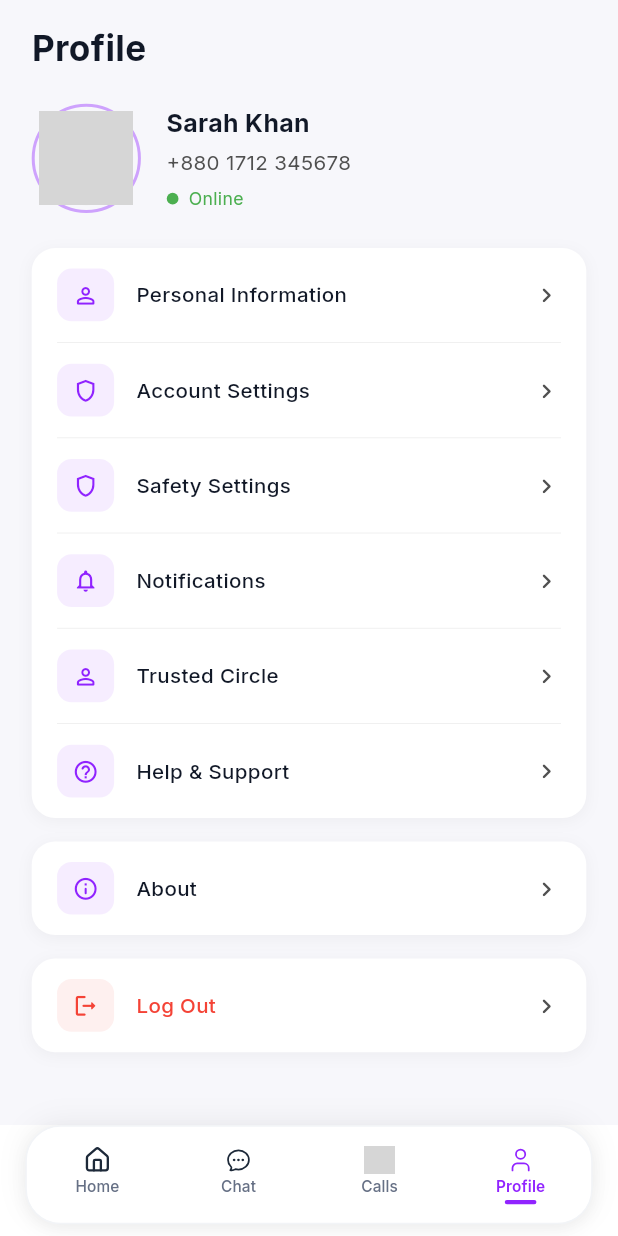
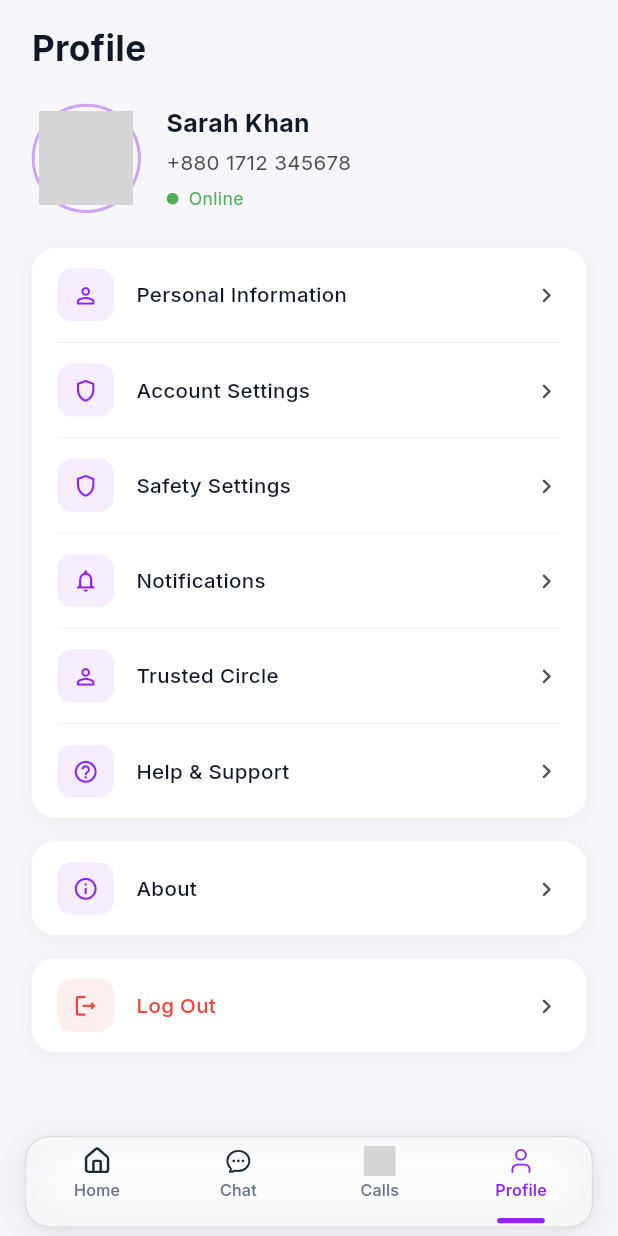
Before and after one commit to SabbirMo/iWitnez, a Flutter app: the ProfileScreen screen opened by its route, on a phone screen of 412 x 824 dp. Run offline on Flutter 3.47's test engine with Material 3 defaults, Android fonts, the phone set to English and light mode, and no system bars; our stand-ins replace audioplayers, camera, emoji_picker_flutter, flutter_riverpod, flutter_screenutil, flutter_svg and 8 more; network calls fail; grey boxes are pictures that could not be loaded.

Commit message:
bottom navbar optimize

```diff
--- a/lib/core/widgets/app_shell_scaffold.dart
+++ b/lib/core/widgets/app_shell_scaffold.dart
@@ -1,3 +1,5 @@
+import 'dart:ui';
+
 import 'package:flutter/material.dart';
 import 'package:flutter_screenutil/flutter_screenutil.dart';
 import 'package:flutter_svg/flutter_svg.dart';
@@ -21,11 +23,13 @@ class AppShellScaffold extends StatelessWidget {
   @override
   Widget build(BuildContext context) {
     return Scaffold(
+      extendBody: true,
+      backgroundColor: Colors.transparent,
       body: navigationShell,
       bottomNavigationBar: SafeArea(
         top: false,
         child: Padding(
-          padding: EdgeInsets.fromLTRB(16.w, 0, 16.w, 8.h),
+          padding: EdgeInsets.fromLTRB(16.w, 0, 16.w, 6.h),
           child: _FloatingNavBar(
             currentIndex: navigationShell.currentIndex,
             onTap: (index) => _goBranch(index),
@@ -112,29 +116,39 @@ class _FloatingNavBar extends StatelessWidget {
             ),
           ];
 
+    final borderRadius = BorderRadius.circular(16.r);
+
     return Container(
       width: double.infinity,
-      height: 66,
+      height: 62.h,
       decoration: BoxDecoration(
-        color: AppColors.white,
-        borderRadius: BorderRadius.circular(24.r),
-        border: Border.all(color: const Color(0xFFF2F4F7), width: 1.0),
+        color: AppColors.white.withValues(alpha: 0.94),
+        borderRadius: borderRadius,
+        border: Border.all(
+          color: const Color(0xff000000).withValues(alpha: 0.15),
+          width: 0.7,
+        ),
         boxShadow: [
           BoxShadow(
-            color: Colors.black.withValues(alpha: 0.06),
-            blurRadius: 16,
-            offset: const Offset(0, -2),
+            color: Colors.black.withValues(alpha: 0.08),
+            blurRadius: 20,
+            offset: const Offset(0, 4),
             spreadRadius: 0,
           ),
           BoxShadow(
-            color: Colors.black.withValues(alpha: 0.04),
-            blurRadius: 8,
-            offset: const Offset(0, 4),
+            color: Colors.black.withValues(alpha: 0.03),
+            blurRadius: 6,
+            offset: const Offset(0, 1),
             spreadRadius: 0,
           ),
         ],
       ),
+      child: ClipRRect(
+        borderRadius: borderRadius,
+        child: BackdropFilter(
+          filter: ImageFilter.blur(sigmaX: 15, sigmaY: 15),
           child: Row(
+            crossAxisAlignment: CrossAxisAlignment.stretch,
             children: [
               for (final item in items)
                 Expanded(
@@ -148,6 +162,8 @@ class _FloatingNavBar extends StatelessWidget {
                   ),
                 ),
             ],
+          ),
+        ),
       ),
     );
   }
@@ -193,27 +209,22 @@ class _NavItem extends StatelessWidget {
       splashFactory: NoSplash.splashFactory,
       highlightColor: Colors.transparent,
       hoverColor: Colors.transparent,
-      borderRadius: BorderRadius.circular(24.r),
-      child: Padding(
-        padding: EdgeInsets.symmetric(vertical: 4.h),
       child: Column(
-          mainAxisAlignment: MainAxisAlignment.center,
-          mainAxisSize: MainAxisSize.min,
-          crossAxisAlignment: CrossAxisAlignment.center,
         children: [
+          SizedBox(height: 5.h),
           // ── SVG Icon ──
           SizedBox(
-              width: 20.w,
-              height: 20.h,
+            width: 22.w,
+            height: 22.h,
             child: Center(
               child: SvgPicture.asset(
                 spec.svgPath,
-                  width: 19.w,
-                  height: 19.h,
+                width: 20.w,
+                height: 20.h,
                 fit: BoxFit.contain,
                 colorFilter: ColorFilter.mode(iconColor, BlendMode.srcIn),
                 placeholderBuilder: (context) =>
-                      SizedBox(width: 19.w, height: 19.h),
+                    SizedBox(width: 20.w, height: 20.h),
               ),
             ),
           ),
@@ -226,27 +237,27 @@ class _NavItem extends StatelessWidget {
             overflow: TextOverflow.ellipsis,
             style: GoogleFonts.inter(
               color: textColor,
-                fontSize: 10.5.sp,
+              fontSize: 11.sp,
               fontWeight: fontWeight,
               letterSpacing: 0.1,
               height: 1.1,
             ),
           ),
-            SizedBox(height: 3.h),
+          const Spacer(),
 
           // ── Bottom Active Indicator Pill ──
           AnimatedContainer(
-              duration: const Duration(milliseconds: 200),
+            duration: const Duration(milliseconds: 220),
             curve: Curves.easeOutCubic,
-              width: isActive ? 20.w : 0,
-              height: 3.h,
+            width: isActive ? 30.w : 0,
+            height: 3.5.h,
             decoration: BoxDecoration(
               color: isActive ? activeColor : Colors.transparent,
-                borderRadius: BorderRadius.circular(6.r),
+              borderRadius: BorderRadius.circular(3.r),
             ),
           ),
+          SizedBox(height: 2.h),
         ],
-        ),
       ),
     );
   }
--- a/lib/feature/main_user/Calls_section/Calls/screen/calls_screen.dart
+++ b/lib/feature/main_user/Calls_section/Calls/screen/calls_screen.dart
@@ -91,7 +91,9 @@ class _CallsScreenState extends State<CallsScreen> {
                       );
                     }
                     return ListView.separated(
-                      padding: EdgeInsets.only(bottom: 20.h),
+                      padding: EdgeInsets.only(
+                        bottom: 68.h + MediaQuery.of(context).padding.bottom,
+                      ),
                       itemCount: calls.length,
                       separatorBuilder: (context, index) => Divider(
                         height: 1,
--- a/lib/feature/main_user/Chat_section/Chat/screen/chat_screen.dart
+++ b/lib/feature/main_user/Chat_section/Chat/screen/chat_screen.dart
@@ -77,7 +77,7 @@ class _ChatScreenState extends State<ChatScreen> {
                   }
                   return ListView.separated(
                     padding: EdgeInsets.symmetric(horizontal: 20.w)
-                        .copyWith(bottom: 12.h),
+                        .copyWith(bottom: 68.h + MediaQuery.of(context).padding.bottom),
                     itemCount: _provider.chats.length,
                     separatorBuilder: (_, _) => Divider(
                       height: 1,
--- a/lib/feature/main_user/Home_section/Home/screen/home_screen.dart
+++ b/lib/feature/main_user/Home_section/Home/screen/home_screen.dart
@@ -14,6 +14,8 @@ class HomeScreen extends ConsumerWidget {
   @override
   Widget build(BuildContext context, WidgetRef ref) {
     final state = ref.watch(homeProvider);
+    final bottomClearance =
+        68.h + MediaQuery.of(context).padding.bottom + 10.h;
 
     return Scaffold(
       backgroundColor: const Color(0xFFFAFAFC),
@@ -25,7 +27,7 @@ class HomeScreen extends ConsumerWidget {
                 physics: const BouncingScrollPhysics(
                   parent: AlwaysScrollableScrollPhysics(),
                 ),
-                padding: EdgeInsets.fromLTRB(17.w, 10.h, 17.w, 24.h),
+                padding: EdgeInsets.fromLTRB(17.w, 10.h, 17.w, bottomClearance),
                 child: Column(
                   crossAxisAlignment: CrossAxisAlignment.start,
                   children: [
@@ -64,7 +66,6 @@ class HomeScreen extends ConsumerWidget {
                         onTap: () => _controller.onSosTap(context),
                       ),
                     ),
-                    SizedBox(height: 30.h),
                   ],
                 ),
               ),
--- a/lib/feature/main_user/Profile_section/Profile/screen/profile_screen.dart
+++ b/lib/feature/main_user/Profile_section/Profile/screen/profile_screen.dart
@@ -89,7 +89,8 @@ class _ProfileScreenState extends State<ProfileScreen> {
               return const Center(child: CircularProgressIndicator());
             }
             return SingleChildScrollView(
-              padding: EdgeInsets.symmetric(horizontal: 20.w, vertical: 16.h),
+              padding: EdgeInsets.symmetric(horizontal: 20.w, vertical: 16.h)
+                  .copyWith(bottom: 68.h + MediaQuery.of(context).padding.bottom),
               child: Column(
                 crossAxisAlignment: CrossAxisAlignment.start,
                 children: [
--- a/lib/feature/trusted_contact/Alerts_section/Alerts/screen/alerts_screen.dart
+++ b/lib/feature/trusted_contact/Alerts_section/Alerts/screen/alerts_screen.dart
@@ -27,10 +27,13 @@ class _AlertsScreenView extends StatelessWidget {
   @override
   Widget build(BuildContext context) {
     final provider = context.watch<AlertsProvider>();
+    final bottomClearance =
+        68.h + MediaQuery.of(context).padding.bottom + 10.h;
 
     return Scaffold(
       backgroundColor: const Color(0xFFF9FAFB),
       body: SafeArea(
+        bottom: false,
         child: Column(
           crossAxisAlignment: CrossAxisAlignment.start,
           children: [
@@ -145,7 +148,7 @@ class _AlertsScreenView extends StatelessWidget {
             // 3. Main Content
             Expanded(
               child: SingleChildScrollView(
-                padding: EdgeInsets.fromLTRB(16.w, 14.h, 16.w, 80.h),
+                padding: EdgeInsets.fromLTRB(16.w, 14.h, 16.w, bottomClearance),
                 child: provider.selectedTab == 0
                     ? Column(
                         crossAxisAlignment: CrossAxisAlignment.start,
--- a/lib/feature/trusted_contact/Home_section/Home/screen/home_screen.dart
+++ b/lib/feature/trusted_contact/Home_section/Home/screen/home_screen.dart
@@ -13,6 +13,8 @@ class HomeScreen extends ConsumerWidget {
   @override
   Widget build(BuildContext context, WidgetRef ref) {
     final state = ref.watch(trustedHomeProvider);
+    final bottomClearance =
+        68.h + MediaQuery.of(context).padding.bottom + 10.h;
 
     return Scaffold(
       backgroundColor: const Color(0xFFFAFAFC),
@@ -22,7 +24,7 @@ class HomeScreen extends ConsumerWidget {
           physics: const BouncingScrollPhysics(
             parent: AlwaysScrollableScrollPhysics(),
           ),
-          padding: EdgeInsets.fromLTRB(16.w, 10.h, 16.w, 24.h),
+          padding: EdgeInsets.fromLTRB(16.w, 10.h, 16.w, bottomClearance),
           child: Column(
             crossAxisAlignment: CrossAxisAlignment.start,
             children: [
@@ -66,7 +68,6 @@ class HomeScreen extends ConsumerWidget {
                 onItemTap: (item) =>
                     _controller.onActivityItemTap(context, item),
               ),
-              SizedBox(height: 24.h),
             ],
           ),
         ),
--- a/lib/feature/trusted_contact/Profile_section/Profile/screen/profile_screen.dart
+++ b/lib/feature/trusted_contact/Profile_section/Profile/screen/profile_screen.dart
@@ -81,7 +81,8 @@ class _ProfileScreenState extends State<ProfileScreen> {
               return const Center(child: CircularProgressIndicator());
             }
             return SingleChildScrollView(
-              padding: EdgeInsets.symmetric(horizontal: 20.w, vertical: 16.h),
+              padding: EdgeInsets.symmetric(horizontal: 20.w, vertical: 16.h)
+                  .copyWith(bottom: 68.h + MediaQuery.of(context).padding.bottom),
               child: Column(
                 crossAxisAlignment: CrossAxisAlignment.start,
                 children: [
```
Lines whose indentation alone changed are shown as unchanged.
